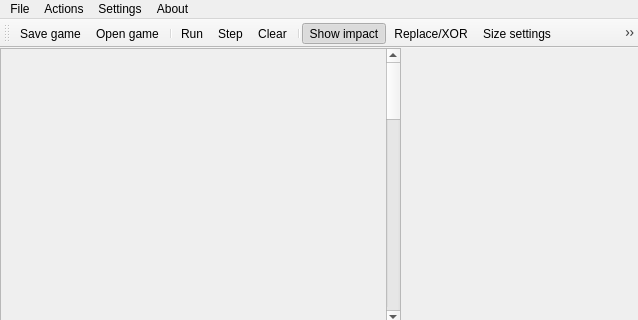
First picture: the form in Life3/Life3/mainwindow.ui, repository alek-sun/Graphics, before the edit; both pictures show x 0 to 638 and y 0 to 320 of the 638 by 459 pixel window.
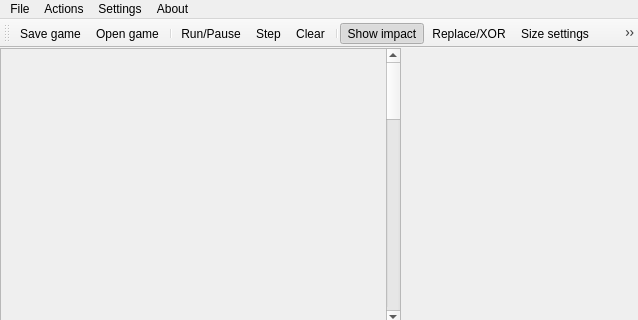
Second picture: the form after the edit. Icons and pictures are not drawn. Custom widgets are drawn as their Qt base class.

The edit to the form file:
```diff
--- a/Life3/Life3/mainwindow.ui
+++ b/Life3/Life3/mainwindow.ui
@@ -155,7 +155,7 @@
      <normaloff>:/new/resourse/images/play.png</normaloff>:/new/resourse/images/play.png</iconset>
    </property>
    <property name="text">
-    <string>Run</string>
+    <string>Run/Pause</string>
    </property>
    <property name="toolTip">
     <string>Run auto steps</string>
```
Left out of the diff: 37 changed lines with no effect on the pictures.
